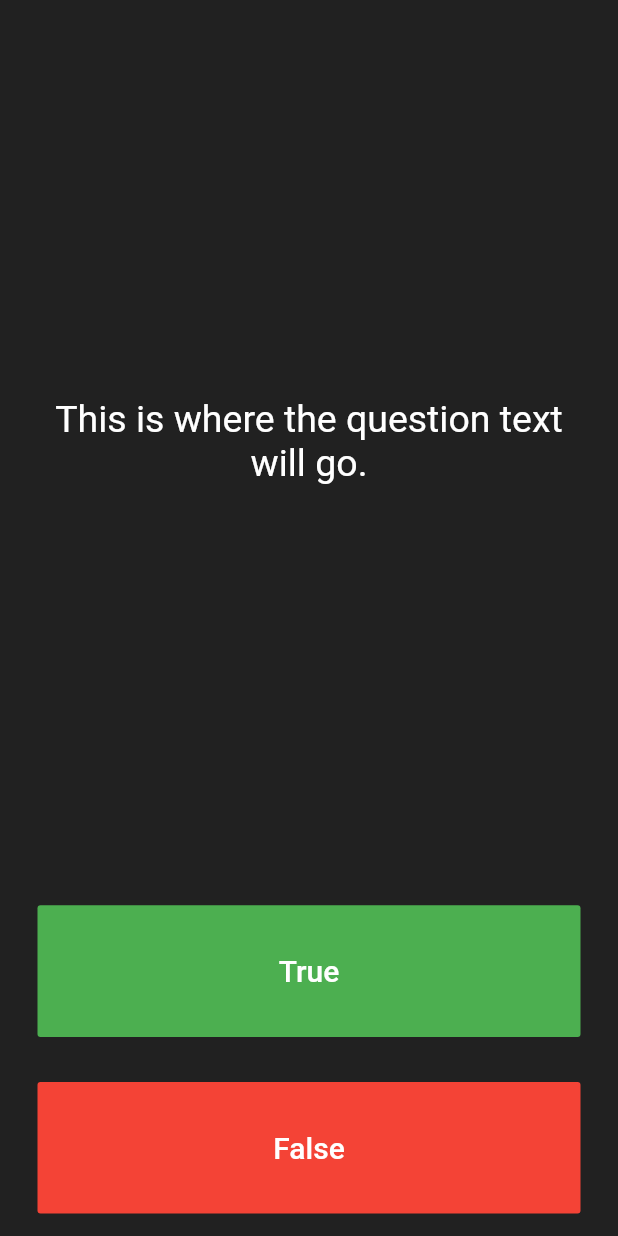
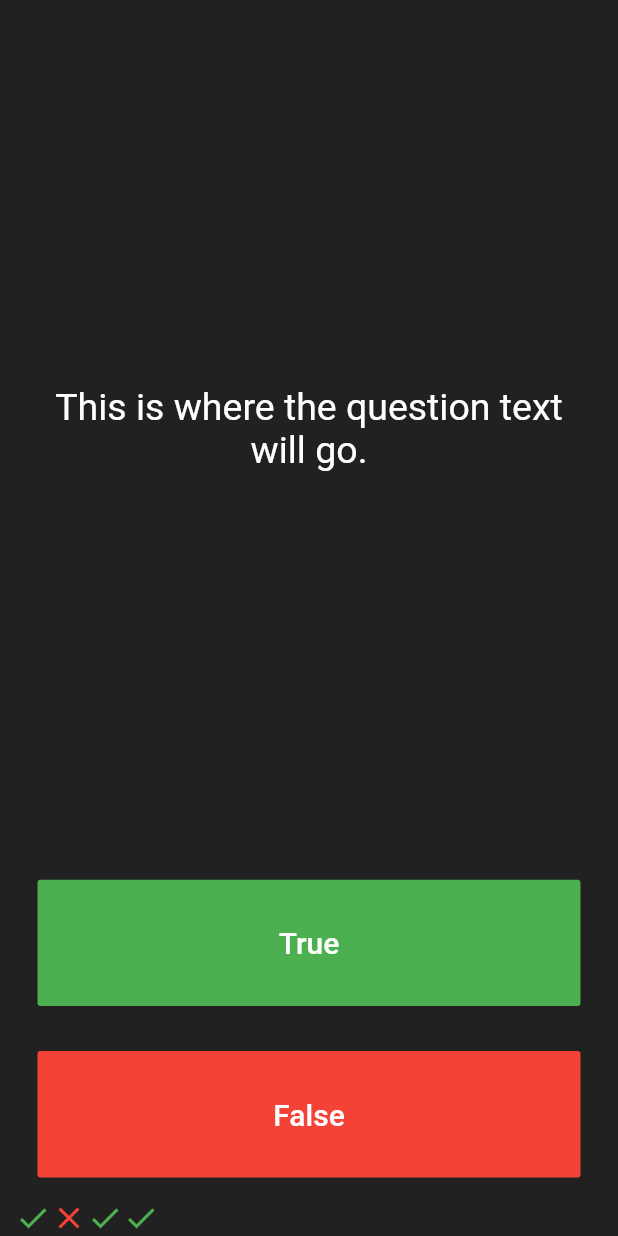
Before and after one commit to Hassanulhaq52/Quiz-Application-, a Flutter app: the screen it shows after launch, after a tap on "True", on a phone screen of 412 x 824 dp. Run offline on Flutter 3.47's test engine with Material 2 defaults, Android fonts, the phone set to English and light mode, and no system bars.

Commit message:
Building a Score Keeper.

```diff
--- a/lib/main.dart
+++ b/lib/main.dart
@@ -24,7 +24,30 @@ class QuizPage extends StatefulWidget {
   _QuizPageState createState() => _QuizPageState();
 }
 
+
 class _QuizPageState extends State<QuizPage> {
+
+ List <Icon> scoreKeeper = [
+
+    Icon(
+      Icons.check,
+      color: Colors.green,
+
+    ),
+
+    Icon(
+      Icons.close,
+      color: Colors.red,
+
+    ),
+    Icon(
+      Icons.check,
+      color: Colors.green,
+
+    ),
+
+  ];
+
   @override
   Widget build(BuildContext context) {
     return Column(
@@ -51,6 +74,7 @@ class _QuizPageState extends State<QuizPage> {
           child: Padding(
             padding: EdgeInsets.all(15.0),
             child: FlatButton(
+
               textColor: Colors.white,
               color: Colors.green,
               child: Text(
@@ -61,7 +85,16 @@ class _QuizPageState extends State<QuizPage> {
                 ),
               ),
               onPressed: () {
-                //The user picked true.
+                setState(() {
+                  scoreKeeper.add(
+
+                    Icon(
+                      Icons.check,
+                      color: Colors.green,
+                    ),
+
+                  );
+                });
               },
             ),
           ),
@@ -84,6 +117,12 @@ class _QuizPageState extends State<QuizPage> {
             ),
           ),
         ),
+
+        Row(
+
+          children: scoreKeeper
+
+        ),
         //TODO: Add a Row here as your score keeper
       ],
     );
```
